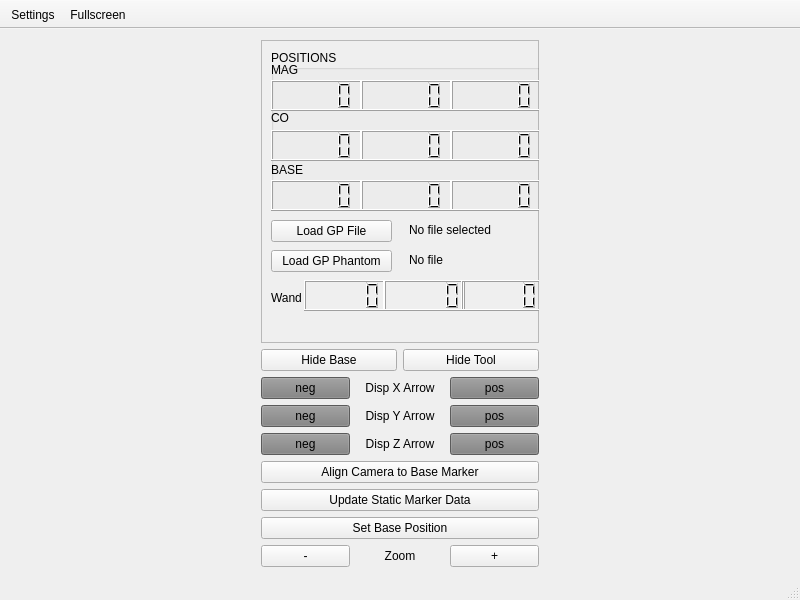
dusevitch/TRAC_GP_Pose, file Interface.ui: the form before one commit.
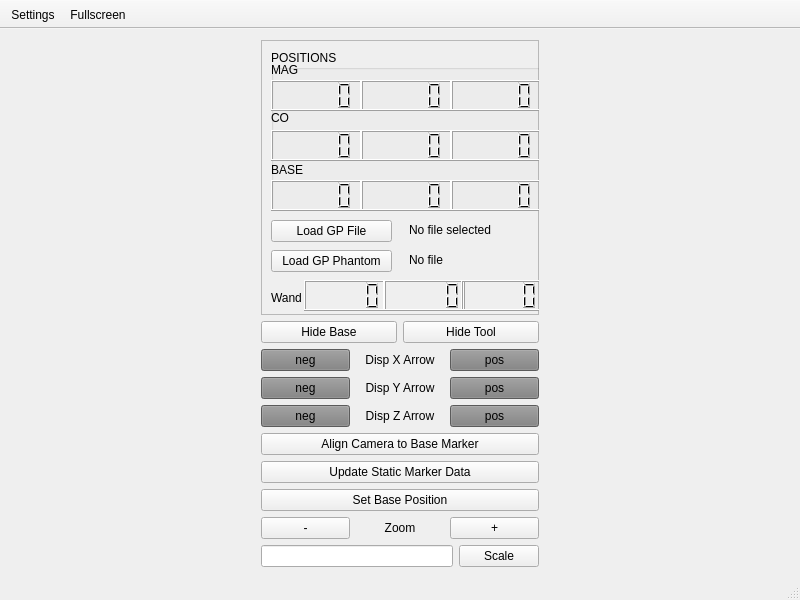
The form after the commit. Icons and pictures are not drawn.

Commit message: Added working phantom path and field arrows for better visibility.  Added scale functionality

Diff of the .ui file:
```diff
--- a/Interface.ui
+++ b/Interface.ui
@@ -518,6 +518,23 @@
          </item>
         </layout>
        </item>
+       <item>
+        <layout class="QHBoxLayout" name="horizontalLayout_4">
+         <item>
+          <widget class="QLineEdit" name="scale_val"/>
+         </item>
+         <item>
+          <widget class="QPushButton" name="scale_button">
+           <property name="text">
+            <string>Scale</string>
+           </property>
+           <property name="checkable">
+            <bool>true</bool>
+           </property>
+          </widget>
+         </item>
+        </layout>
+       </item>
       </layout>
      </widget>
     </item>
```
The commit also changes 12 other files.
